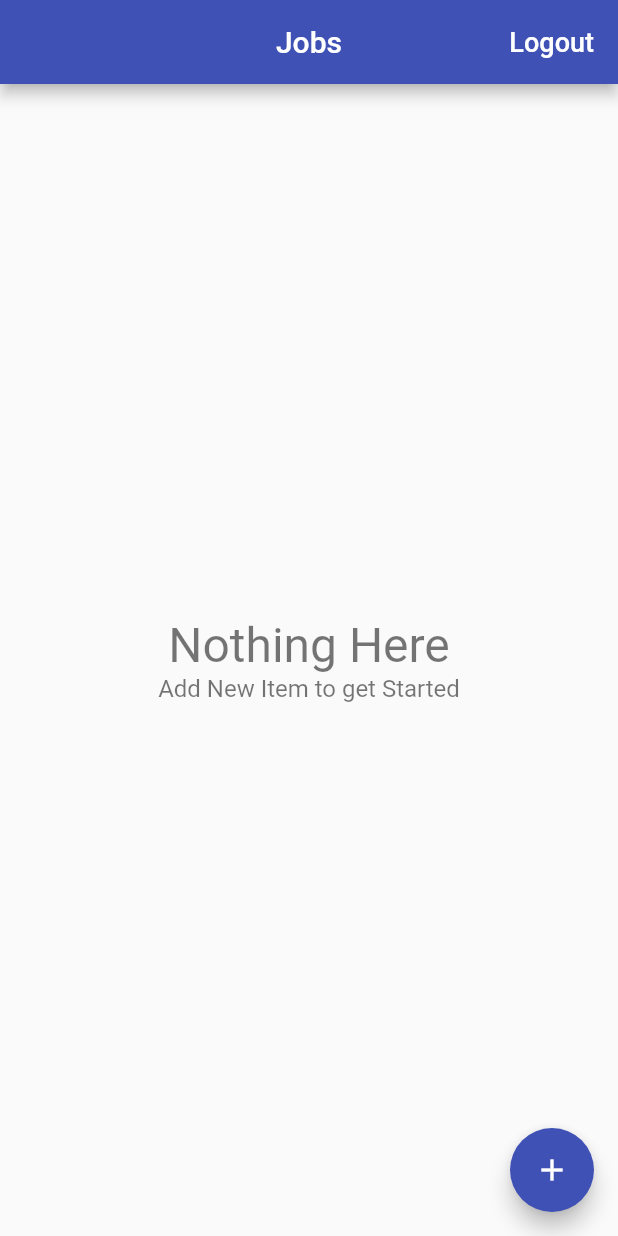
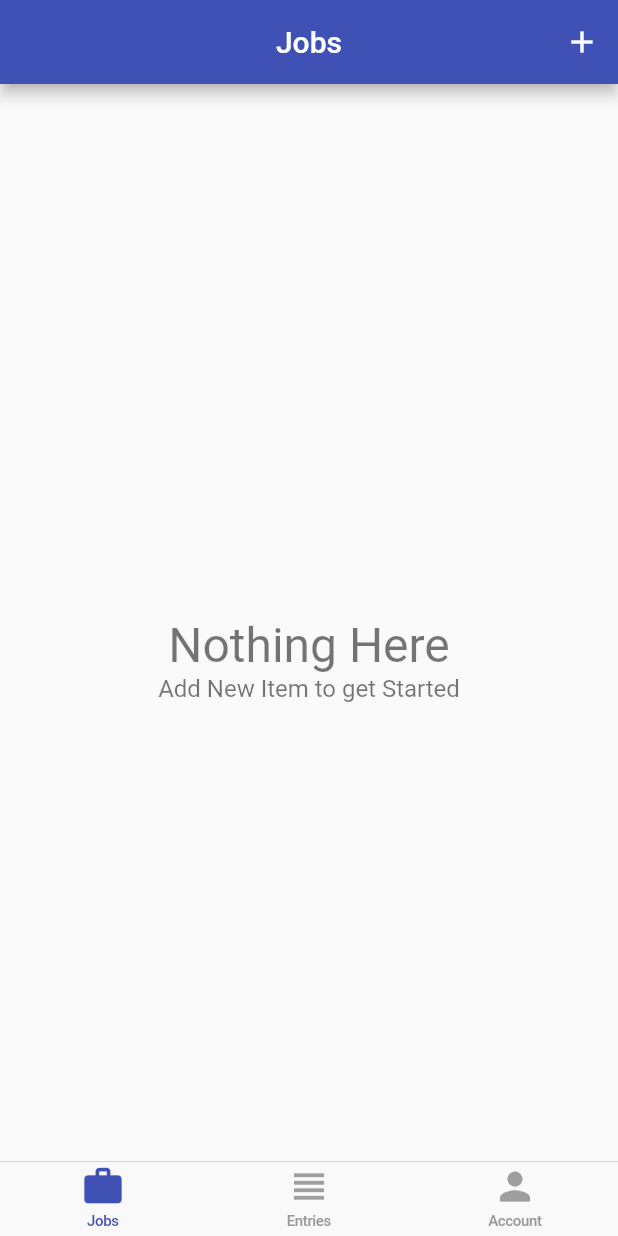
Before and after one commit to ravindra6596/time_tracker, a Flutter app: the screen it shows once a user with an empty profile is signed in, on a phone screen of 412 x 824 dp. Run offline on Flutter 3.47's test engine with Material 2 defaults, Android fonts, the phone set to English and light mode, and no system bars; our stand-ins replace cloud_firestore, firebase_auth, firebase_core, google_sign_in; missing offline and left inert: flutter_login_facebook; accounts and stored records are empty.

Commit message:
Add Tabbar

```diff
--- /dev/null
+++ b/lib/app/home/cupertino_home_scaffold.dart
@@ -0,0 +1,55 @@
+import 'package:flutter/cupertino.dart';
+import 'package:flutter/material.dart';
+import 'package:time_tracker/app/home/tab_items.dart';
+
+class CupertinoHomeScaffold extends StatelessWidget {
+  const CupertinoHomeScaffold({
+    Key key,
+    @required this.currentTab,
+    @required this.onSelectTab,
+    @required this.widgetBuilders,
+    @required this.navigarorKeys,
+  }) : super(key: key);
+  final TabItems currentTab;
+  final ValueChanged<TabItems> onSelectTab;
+  final Map<TabItems, WidgetBuilder> widgetBuilders;
+  final Map<TabItems, GlobalKey<NavigatorState>> navigarorKeys;
+  @override
+  Widget build(BuildContext context) {
+    return CupertinoTabScaffold(
+      tabBar: CupertinoTabBar(
+        items: [
+          _buildItem(TabItems.job),
+          _buildItem(TabItems.entries),
+          _buildItem(TabItems.account),
+        ],
+        onTap: (index) => onSelectTab(TabItems.values[index]),
+      ),
+      tabBuilder: (context, index) {
+        final item = TabItems.values[index];
+        return CupertinoTabView(
+          navigatorKey: navigarorKeys[item],
+          builder: (context) => widgetBuilders[item](context),
+        );
+      },
+    );
+  }
+
+  BottomNavigationBarItem _buildItem(TabItems tabItems) {
+    final itemData = TabItemData.allTabs[tabItems];
+    final selectedTabColor =
+        currentTab == tabItems ? Colors.indigo : Colors.grey;
+    return BottomNavigationBarItem(
+      icon: Icon(
+        itemData.icon,
+        color: selectedTabColor,
+      ),
+      title: Text(
+        itemData.title,
+        style: TextStyle(
+          color: selectedTabColor,
+        ),
+      ),
+    );
+  }
+}
--- /dev/null
+++ b/lib/app/home/home_page.dart
@@ -0,0 +1,56 @@
+import 'package:flutter/material.dart';
+import 'package:time_tracker/app/home/account/account_page.dart';
+import 'package:time_tracker/app/home/cupertino_home_scaffold.dart';
+import 'package:time_tracker/app/home/tab_items.dart';
+
+import 'jobs/jobs_page.dart';
+
+class HomePage extends StatefulWidget {
+  @override
+  _HomePageState createState() => _HomePageState();
+}
+
+class _HomePageState extends State<HomePage> {
+  TabItems _currentTab = TabItems.job;
+  final Map<TabItems, GlobalKey<NavigatorState>> navigarorKeys = {
+    TabItems.job: GlobalKey<NavigatorState>(),
+    TabItems.entries: GlobalKey<NavigatorState>(),
+    TabItems.account: GlobalKey<NavigatorState>(),
+  };
+  Map<TabItems, WidgetBuilder> get widgetBuilders {
+    return {
+      TabItems.job: (_) => JobsPage(),
+      TabItems.entries: (_) => Container(),
+      TabItems.account: (_) => AccounPage(),
+    };
+  }
+
+  void _selectedTab(TabItems tabItems) {
+    if(tabItems ==_currentTab){
+      // pop to first route
+      navigarorKeys[tabItems].currentState.popUntil((route)=>route.isFirst);
+    }else{
+    setState(() => _currentTab = tabItems);
+    }
+  }
+
+  @override
+  Widget build(BuildContext context) {
+    // use WillPopScope when u right back to previous page the app is not close
+    // directly it will work on back to back page
+    // WillPopScope=> to control the back button on ANDROID(doed nothing on iOS)
+    // Use global keys to control each navigation stack
+    return WillPopScope(
+      // maybePop()=>
+      // more than one route -> pop and return true
+      // only one route -> no pop and return false
+      onWillPop: ()async =>!await navigarorKeys[_currentTab].currentState.maybePop(),
+      child: CupertinoHomeScaffold(
+        currentTab: _currentTab,
+        onSelectTab: _selectedTab,
+        widgetBuilders: widgetBuilders,
+        navigarorKeys: navigarorKeys,
+      ),
+    );
+  }
+}
--- a/lib/app/home/jobs/edit_job.dart
+++ b/lib/app/home/jobs/edit_job.dart
@@ -6,13 +6,17 @@ import 'package:time_tracker/common_widgets/alert_dialog.dart';
 import 'package:time_tracker/common_widgets/exception_alert_dialog.dart';
 import 'package:time_tracker/services/database.dart';
 
+
 class EditJob extends StatefulWidget {
   const EditJob({Key key, @required this.database, this.job}) : super(key: key);
   final Database database;
   final Job job;
   static Future<void> show(BuildContext context, {Job job}) async {
     final database = Provider.of<Database>(context, listen: false);
-    await Navigator.of(context).push(
+    // Which navigator should I used
+    // Modal Full screen page => use  rootNavigator: true
+    // Non modal pages = > use  rootNavigator: false(or omit argument)
+    await Navigator.of(context, rootNavigator: true ).push(
       MaterialPageRoute(
         builder: (context) => EditJob(
           database: database,
--- a/lib/app/home/jobs/job_list_tile.dart
+++ b/lib/app/home/jobs/job_list_tile.dart
@@ -11,6 +11,12 @@ class JobListTile extends StatelessWidget {
   Widget build(BuildContext context) {
     return ListTile(
       title: Text(job.name),
+      subtitle: Text(
+        '₹ ${job.ratePerHour.toString()}',
+        style: TextStyle(
+          color: Colors.green,
+        ),
+      ),
       trailing: Icon(Icons.chevron_right),
       onTap: onTap,
     );
--- a/lib/app/home/jobs/jobs_page.dart
+++ b/lib/app/home/jobs/jobs_page.dart
@@ -1,8 +1,8 @@
 import 'package:firebase_auth/firebase_auth.dart';
+import 'package:flutter/cupertino.dart';
 import 'package:flutter/material.dart';
 import 'package:provider/provider.dart';
 import 'package:time_tracker/app/home/jobs/edit_job.dart';
-import 'package:time_tracker/app/home/jobs/empty_content.dart';
 import 'package:time_tracker/app/home/jobs/job_list_tile.dart';
 import 'package:time_tracker/app/home/jobs/list_items_builder.dart';
 import 'package:time_tracker/app/home/models/job.dart';
@@ -12,27 +12,7 @@ import 'package:time_tracker/services/auth.dart';
 import 'package:time_tracker/services/database.dart';
 
 class JobsPage extends StatelessWidget {
-  Future<void> _signOut(BuildContext context) async {
-    try {
-      final auth = Provider.of<AuthBase>(context, listen: false);
-      await auth.signOut();
-    } catch (e) {
-      print(e.toString());
-    }
-  }
 
-  Future<void> _confirmSignOut(BuildContext context) async {
-    final didRequestSignOut = await showAlertDialog(
-      context,
-      title: 'Logout',
-      content: 'Are you sure that you want to logout?',
-      cancelActionText: 'Cancel',
-      defaultActionText: 'Logout',
-    );
-    if (didRequestSignOut == true) {
-      _signOut(context);
-    }
-  }
 
   Future<void> _delete(BuildContext context, Job job) async {
     try {
@@ -49,28 +29,23 @@ class JobsPage extends StatelessWidget {
 
   @override
   Widget build(BuildContext context) {
+    //return CupertinoPageScaffold(child: child);
     return Scaffold(
       appBar: AppBar(
         centerTitle: true,
         title: Text('Jobs'),
         actions: <Widget>[
-          FlatButton(
-            onPressed: () => _confirmSignOut(context),
-            child: Text(
-              'Logout',
-              style: TextStyle(
-                color: Colors.white,
-                fontSize: 18,
-              ),
+          IconButton(
+            icon: Icon(
+              Icons.add,
+              color: Colors.white,
             ),
+            onPressed: () => EditJob.show(context),
           ),
+
         ],
       ),
       body: _buildContents(context),
-      floatingActionButton: FloatingActionButton(
-        onPressed: () => EditJob.show(context),
-        child: Icon(Icons.add),
-      ),
     );
   }
 
@@ -83,7 +58,31 @@ class JobsPage extends StatelessWidget {
           snapshot: snapshot,
           itemBuilder: (context, job) => Dismissible(
             key: Key('job-${job.id}'),
-            background: Container(color: Colors.red),
+            background: Container(
+              padding: EdgeInsets.only(top: 10),
+              child: Row(
+                mainAxisAlignment: MainAxisAlignment.center,
+                children: [
+                  Icon(
+                    Icons.delete,
+                    size: 25,
+                    color: Colors.white,
+                  ),
+                  SizedBox(
+                    width: 30,
+                  ),
+                  Text(
+                    'DELETE',
+                    style: TextStyle(
+                      color: Colors.white,
+                      fontSize: 25,
+                    ),
+                    textAlign: TextAlign.center,
+                  ),
+                ],
+              ),
+              color: Colors.red,
+            ),
             direction: DismissDirection.endToStart,
             onDismissed: (direction) => _delete(context, job),
             child: JobListTile(
--- /dev/null
+++ b/lib/app/home/tab_items.dart
@@ -0,0 +1,23 @@
+// enum values can be acceed by index
+import 'package:flutter/material.dart';
+
+enum TabItems {
+  job,
+  entries,
+  account,
+}
+// The const Keyword it Defines a compile-time constant
+class TabItemData {
+  const TabItemData({
+    @required this.title,
+    @required this.icon,
+  });
+  final String title;
+  final IconData icon;
+
+  static const Map<TabItems, TabItemData> allTabs = {
+    TabItems.job:TabItemData(title: 'Jobs',icon: Icons.work),
+    TabItems.entries:TabItemData(title: 'Entries',icon: Icons.view_headline),
+    TabItems.account:TabItemData(title: 'Account',icon: Icons.person),
+  };
+}
--- a/lib/app/landing_page.dart
+++ b/lib/app/landing_page.dart
@@ -1,6 +1,7 @@
 import 'package:firebase_auth/firebase_auth.dart';
 import 'package:flutter/material.dart';
 import 'package:provider/provider.dart';
+import 'package:time_tracker/app/home/home_page.dart';
 import 'package:time_tracker/app/home/jobs/jobs_page.dart';
 import 'package:time_tracker/app/sign_in/sign_in.dart';
 import 'package:time_tracker/services/auth.dart';
@@ -25,7 +26,7 @@ class LandingPage extends StatelessWidget {
             // onSignOut: () => _updateUser(null),
             return Provider<Database>(
               create: (_)=> FireStoreDatabase(uid: user.uid),
-              child: JobsPage(),);
+              child: HomePage(),);
           }
         }
         return Scaffold(
--- a/lib/services/api_path.dart
+++ b/lib/services/api_path.dart
@@ -1,4 +1,8 @@
 class APIPath {
   static String job(String uid, String jobId) => '/users/$uid/jobs/$jobId';
   static String jobs(String uid) => '/users/$uid/jobs';
+  static String entry(String uid,String entryId)=>
+  '/users/$uid/entries/$entryId';
+  static String entries(String uid)=>
+  '/users/$uid/entries';
 }
--- a/pubspec.yaml
+++ b/pubspec.yaml
@@ -29,6 +29,7 @@ dependencies:
   flutter_login_facebook: ^1.0.1
   provider: ^5.0.0
   cloud_firestore: ^1.0.7
+  intl: ^0.17.0
   # The following adds the Cupertino Icons font to your application.
   # Use with the CupertinoIcons class for iOS style icons.
   cupertino_icons: ^1.0.2
```
Also changed, not shown: lib/app/home/account/account_page.dart (added, +51 -0 lines), pubspec.lock.
